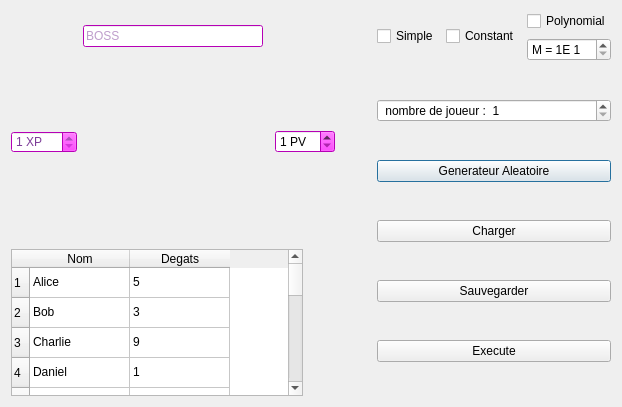
Qt form Forms/qplayerwindow.ui (Ehonne/Valeurs-de-Shapley) before a commit.
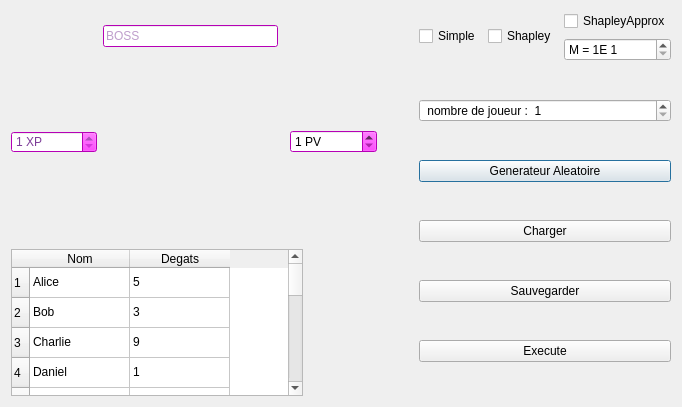
The same form after that commit. Icons and pictures are not drawn.

```diff
--- a/Forms/qplayerwindow.ui
+++ b/Forms/qplayerwindow.ui
@@ -6,7 +6,7 @@
    <rect>
     <x>0</x>
     <y>0</y>
-    <width>622</width>
+    <width>682</width>
     <height>407</height>
    </rect>
   </property>
@@ -939,7 +939,7 @@
       <number>1</number>
      </property>
      <property name="maximum">
-      <number>150</number>
+      <number>100000</number>
      </property>
     </widget>
    </item>
@@ -1417,6 +1417,9 @@
      <property name="minimum">
       <number>1</number>
      </property>
+     <property name="maximum">
+      <number>100000</number>
+     </property>
     </widget>
    </item>
    <item row="1" column="1" colspan="2">
@@ -1658,7 +1661,7 @@
      <item>
       <widget class="QCheckBox" name="checkBox_Const">
        <property name="text">
-        <string>Constant</string>
+        <string>Shapley</string>
        </property>
       </widget>
      </item>
@@ -1667,7 +1670,7 @@
        <item>
         <widget class="QCheckBox" name="checkBox_Pol">
          <property name="text">
-          <string>Polynomial</string>
+          <string>ShapleyApprox</string>
          </property>
         </widget>
        </item>
@@ -1720,6 +1723,9 @@
        <property name="minimum">
         <number>1</number>
        </property>
+       <property name="maximum">
+        <number>200</number>
+       </property>
       </widget>
      </item>
      <item>
```
Left out of the diff: 24 changed lines with no effect on the pictures.
